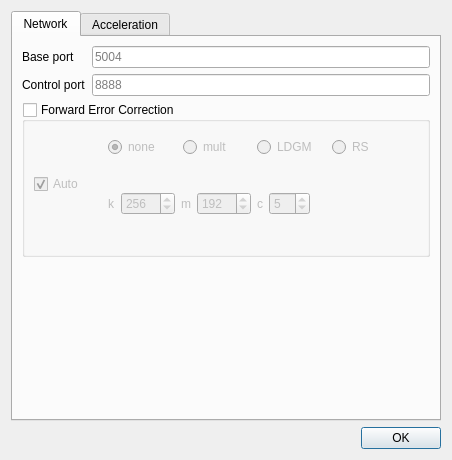
Qt form gui/QT/ui/settings.ui (CESNET/UltraGrid) before a commit.
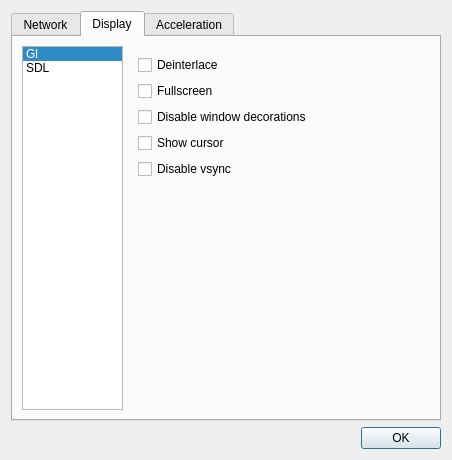
The same form after that commit.

Commit message: GUI: Add display options

```diff
--- a/gui/QT/ui/settings.ui
+++ b/gui/QT/ui/settings.ui
@@ -17,7 +17,7 @@
    <item>
     <widget class="QTabWidget" name="tabWidget">
      <property name="currentIndex">
-      <number>0</number>
+      <number>1</number>
      </property>
      <widget class="QWidget" name="Network">
       <property name="sizePolicy">
@@ -381,6 +381,106 @@
        </item>
       </layout>
      </widget>
+     <widget class="QWidget" name="Display">
+      <attribute name="title">
+       <string>Display</string>
+      </attribute>
+      <layout class="QHBoxLayout" name="horizontalLayout">
+       <item>
+        <widget class="QListWidget" name="displayListView">
+         <property name="sizePolicy">
+          <sizepolicy hsizetype="Expanding" vsizetype="Expanding">
+           <horstretch>1</horstretch>
+           <verstretch>0</verstretch>
+          </sizepolicy>
+         </property>
+         <property name="currentRow">
+          <number>0</number>
+         </property>
+         <item>
+          <property name="text">
+           <string>Gl</string>
+          </property>
+         </item>
+         <item>
+          <property name="text">
+           <string>SDL</string>
+          </property>
+         </item>
+        </widget>
+       </item>
+       <item>
+        <widget class="QStackedWidget" name="displayStack">
+         <property name="sizePolicy">
+          <sizepolicy hsizetype="Expanding" vsizetype="Expanding">
+           <horstretch>3</horstretch>
+           <verstretch>0</verstretch>
+          </sizepolicy>
+         </property>
+         <property name="currentIndex">
+          <number>0</number>
+         </property>
+         <widget class="QWidget" name="glPage">
+          <layout class="QFormLayout" name="formLayout_2">
+           <item row="0" column="0">
+            <widget class="QCheckBox" name="glDeinterlace">
+             <property name="text">
+              <string>Deinterlace</string>
+             </property>
+            </widget>
+           </item>
+           <item row="1" column="0">
+            <widget class="QCheckBox" name="glFullscreen">
+             <property name="text">
+              <string>Fullscreen</string>
+             </property>
+            </widget>
+           </item>
+           <item row="2" column="0">
+            <widget class="QCheckBox" name="glNoDecorate">
+             <property name="text">
+              <string>Disable window decorations</string>
+             </property>
+            </widget>
+           </item>
+           <item row="3" column="0">
+            <widget class="QCheckBox" name="glCursor">
+             <property name="text">
+              <string>Show cursor</string>
+             </property>
+            </widget>
+           </item>
+           <item row="4" column="0">
+            <widget class="QCheckBox" name="glNoVsync">
+             <property name="text">
+              <string>Disable vsync</string>
+             </property>
+            </widget>
+           </item>
+          </layout>
+         </widget>
+         <widget class="QWidget" name="sdl_page">
+          <layout class="QFormLayout" name="formLayout_3">
+           <item row="0" column="0">
+            <widget class="QCheckBox" name="sdlDeinterlace">
+             <property name="text">
+              <string>Deinterlace</string>
+             </property>
+            </widget>
+           </item>
+           <item row="1" column="0">
+            <widget class="QCheckBox" name="sdlFullscreen">
+             <property name="text">
+              <string>Fullscreen</string>
+             </property>
+            </widget>
+           </item>
+          </layout>
+         </widget>
+        </widget>
+       </item>
+      </layout>
+     </widget>
      <widget class="QWidget" name="accelTab">
       <attribute name="title">
        <string>Acceleration</string>
```
Left out of the diff: 16 changed lines with no effect on the pictures. The commit also changes 2 other files.
